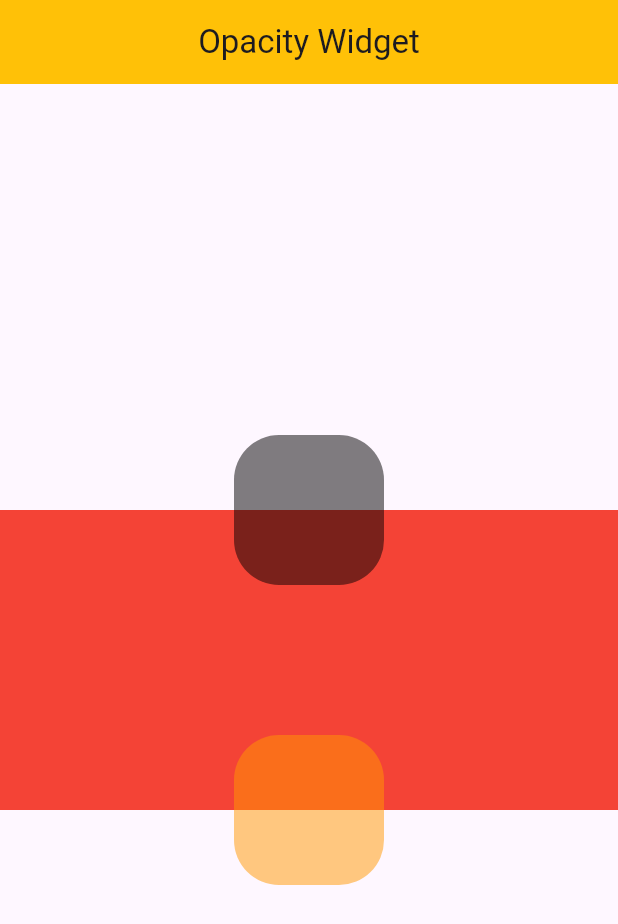
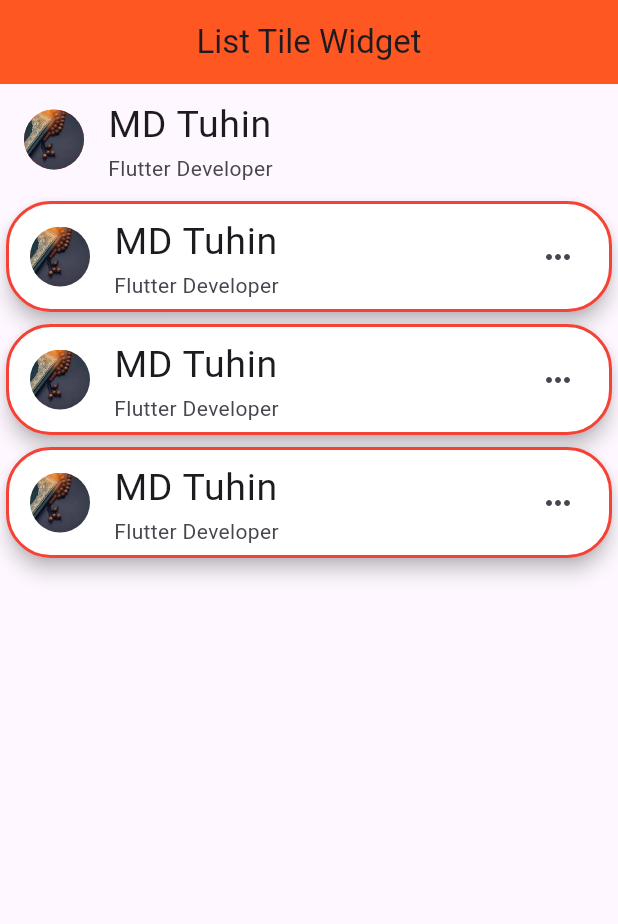
Before and after one commit to Mahafujmr/flutter_all_weiget_practice, a Flutter app: the screen it shows after launch, on a phone screen of 412 x 824 dp. Shown: the top 924 px of the screen. Run offline on Flutter 3.47's test engine with Material 3 defaults, Android fonts, the phone set to English and light mode, and no system bars; key blocks and very long unbroken strings in the code were emptied for the run.

Commit message:
flutter list tile widget

```diff
--- a/flutter_all_widget_practice/lib/main.dart
+++ b/flutter_all_widget_practice/lib/main.dart
@@ -1,4 +1,5 @@
 import 'package:flutter/material.dart';
+import 'package:flutter_all_widget_practice/scrolling_widget/list_tile_widget.dart';
 import 'package:flutter_all_widget_practice/styling_widgets/opacity_widget.dart';
 void main() {
   runApp(MyApp());
@@ -25,7 +26,7 @@ class MyApp extends StatelessWidget {
 
       // builder is call back function
       //builder: (context, child) => ,
-      home: OpacityWidget(),
+      home: ListTileWidget(),
     );
   }
 }
--- /dev/null
+++ b/flutter_all_widget_practice/lib/scrolling_widget/list_tile_widget.dart
@@ -0,0 +1,99 @@
+import 'package:flutter/material.dart';
+class ListTileWidget extends StatelessWidget {
+  const ListTileWidget({super.key});
+
+  @override
+  Widget build(BuildContext context) {
+    return Scaffold(
+      appBar: AppBar(
+        title: Text('List Tile Widget'),
+        centerTitle: true,
+        backgroundColor: Colors.deepOrange,
+      ),
+      body: SafeArea(
+        child:Column(
+          children: [
+            ListTile(
+          title: Text('MD Tuhin',style: TextStyle(fontSize: 25),),
+          subtitle: Text('Flutter Developer'),
+          leading: CircleAvatar(
+            backgroundImage: AssetImage("images/quran.jpeg"),
+            backgroundColor: Colors.red,
+
+          ),
+        ),
+        Card(
+          color: Colors.white,
+          shape: RoundedRectangleBorder(
+            borderRadius: BorderRadiusGeometry.circular(
+              30
+            ),
+            side: BorderSide(
+              color: Colors.red,
+              width: 2,
+            ),
+          ),
+          elevation: 5,
+          child: ListTile(
+          title: Text('MD Tuhin',style: TextStyle(fontSize: 25),),
+          subtitle: Text('Flutter Developer'),
+          trailing: Icon(Icons.more_horiz),
+          leading: CircleAvatar(
+            backgroundImage: AssetImage("images/quran.jpeg"),
+            backgroundColor: Colors.white,
+
+          ),
+        ),
+        ),
+        Card(
+          color: Colors.white,
+          shape: RoundedRectangleBorder(
+            borderRadius: BorderRadiusGeometry.circular(
+              30
+            ),
+            side: BorderSide(
+              color: Colors.red,
+              width: 2,
+            ),
+          ),
+          elevation: 5,
+          child: ListTile(
+          title: Text('MD Tuhin',style: TextStyle(fontSize: 25),),
+          subtitle: Text('Flutter Developer'),
+          trailing: Icon(Icons.more_horiz),
+          leading: CircleAvatar(
+            backgroundImage: AssetImage("images/quran.jpeg"),
+            backgroundColor: Colors.white,
+
+          ),
+        ),
+        ),
+        Card(
+          color: Colors.white,
+          shape: RoundedRectangleBorder(
+            borderRadius: BorderRadiusGeometry.circular(
+              30
+            ),
+            side: BorderSide(
+              color: Colors.red,
+              width: 2,
+            ),
+          ),
+          elevation: 5,
+          child: ListTile(
+          title: Text('MD Tuhin',style: TextStyle(fontSize: 25),),
+          subtitle: Text('Flutter Developer'),
+          trailing: Icon(Icons.more_horiz),
+          leading: CircleAvatar(
+            backgroundImage: AssetImage("images/quran.jpeg"),
+            backgroundColor: Colors.white,
+
+          ),
+        ),
+        ),
+          ],
+        )
+         ),
+    );
+  }
+}
```
